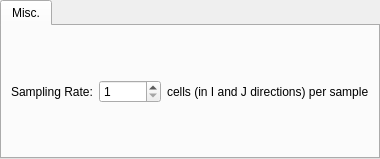
Above: viewer3d/view3dconfigwidgets/v3dcfgwidforattributeinmapcartesiangrid.ui from PauloCarvalhoRJ/gammaray before the change. Below: the same form after it.
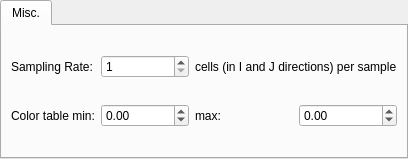
That is the form after the change.

Commit message: Added adjustment to min and max to color table in 3D viewer.

Diff of the .ui file:
```diff
--- a/viewer3d/view3dconfigwidgets/v3dcfgwidforattributeinmapcartesiangrid.ui
+++ b/viewer3d/view3dconfigwidgets/v3dcfgwidforattributeinmapcartesiangrid.ui
@@ -35,15 +35,15 @@
       <attribute name="title">
        <string>Misc.</string>
       </attribute>
-      <layout class="QHBoxLayout" name="horizontalLayout">
-       <item>
+      <layout class="QGridLayout" name="gridLayout">
+       <item row="0" column="0">
         <widget class="QLabel" name="label">
          <property name="text">
           <string>Sampling Rate:</string>
          </property>
         </widget>
        </item>
-       <item>
+       <item row="0" column="1">
         <widget class="QSpinBox" name="spinSamplingRate">
          <property name="suffix">
           <string/>
@@ -59,13 +59,51 @@
          </property>
         </widget>
        </item>
-       <item>
+       <item row="0" column="4">
         <widget class="QLabel" name="label_2">
          <property name="text">
           <string>cells (in I and J directions) per sample</string>
          </property>
         </widget>
        </item>
+       <item row="1" column="0">
+        <widget class="QLabel" name="label_3">
+         <property name="text">
+          <string>Color table min:</string>
+         </property>
+        </widget>
+       </item>
+       <item row="1" column="1">
+        <widget class="QDoubleSpinBox" name="spinColorMin">
+         <property name="minimum">
+          <double>-1000000000.000000000000000</double>
+         </property>
+         <property name="maximum">
+          <double>1000000000.000000000000000</double>
+         </property>
+        </widget>
+       </item>
+       <item row="1" column="4">
+        <layout class="QHBoxLayout" name="horizontalLayout">
+         <item>
+          <widget class="QLabel" name="label_4">
+           <property name="text">
+            <string>max:</string>
+           </property>
+          </widget>
+         </item>
+         <item>
+          <widget class="QDoubleSpinBox" name="spinColorMax">
+           <property name="minimum">
+            <double>-1000000000.000000000000000</double>
+           </property>
+           <property name="maximum">
+            <double>1000000000.000000000000000</double>
+           </property>
+          </widget>
+         </item>
+        </layout>
+       </item>
       </layout>
      </widget>
     </widget>
```
Left out of the diff: 32 changed lines with no effect on the pictures. The commit also changes 2 other files.
